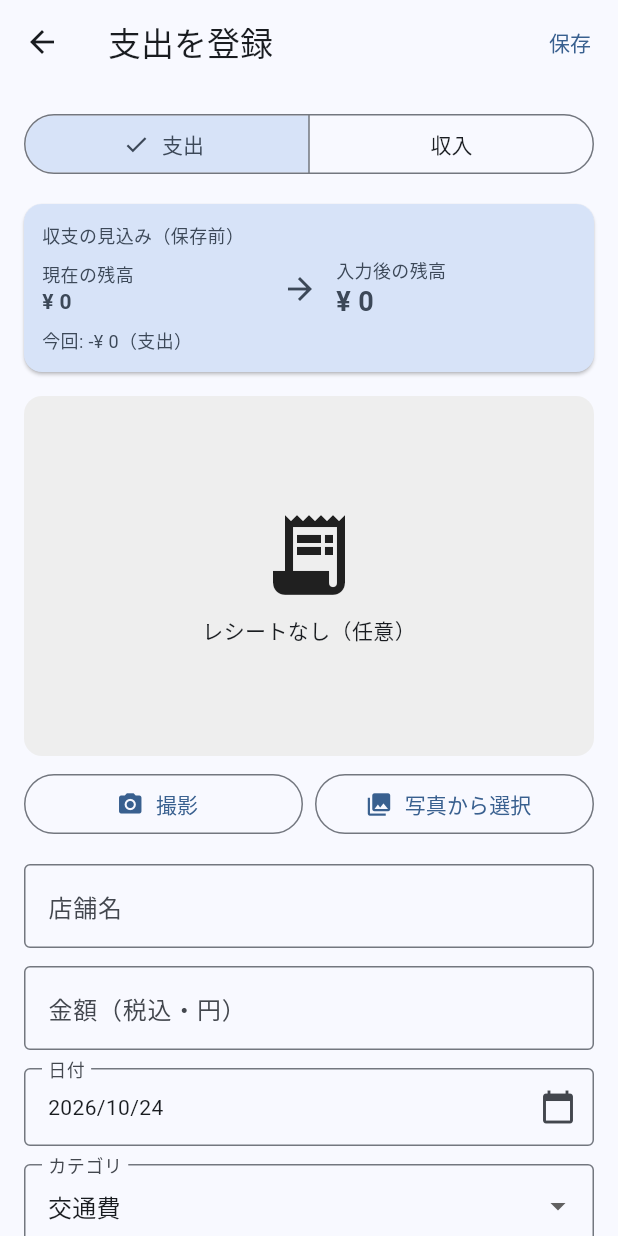
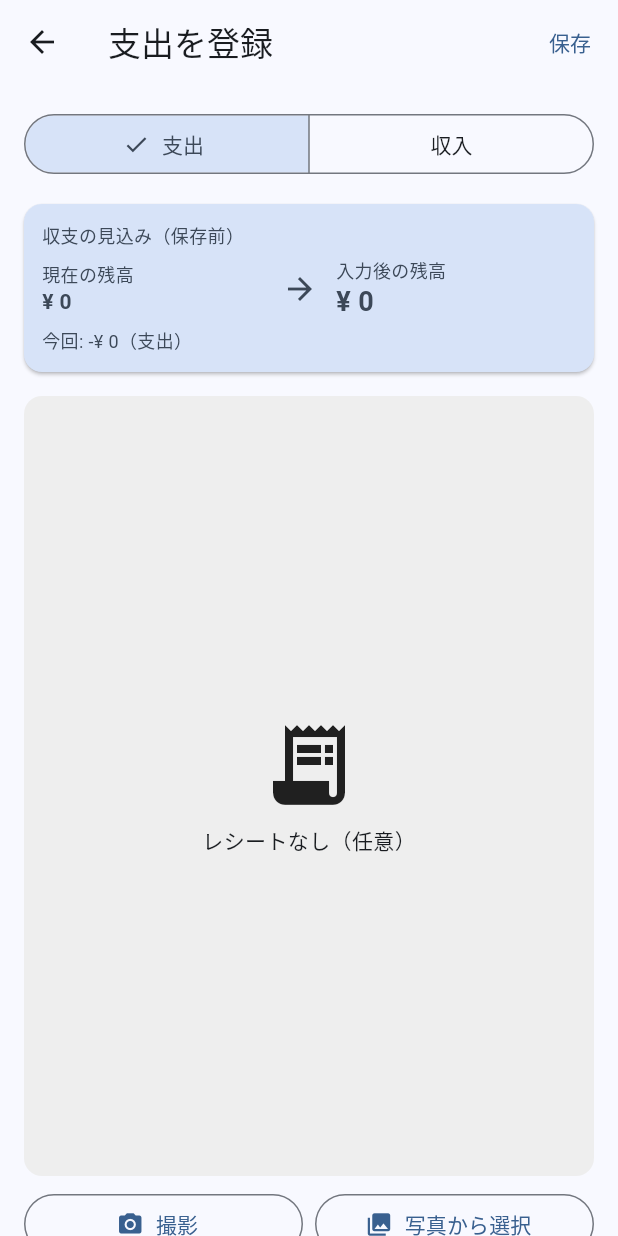
Before and after one commit to ichise38-svg/receipt-report, a Flutter app: the ReceiptFormScreen screen opened directly, after a tap on "撮影", on a phone screen of 412 x 824 dp. Run offline on Flutter 3.47's test engine with Material 3 defaults, Android fonts, the phone set to English and light mode, and no system bars; our stand-ins replace file_picker, image_picker, pdf, printing, share_plus, shared_preferences; missing offline and left inert: excel; accounts and stored records are empty; network calls fail.

Commit message:
横長の領収書に対応: 撮影は幅2400px、同期は横長も幅2400pxまで保持、入力画面のプレビューは縦横比に合わせて表示

```diff
--- a/lib/screens/receipt_form_screen.dart
+++ b/lib/screens/receipt_form_screen.dart
@@ -99,10 +99,11 @@ class _ReceiptFormScreenState extends State<ReceiptFormScreen> {
 
   Future<void> _pickImage(ImageSource source) async {
     try {
-      // 長いレシートも切れないよう、高さの上限も広めに取る（縦横比は保つ）
+      // 縦長（長いレシート）・横長（領収書）のどちらも文字が読める大きさを残す。
+      // 縦横比は保たれる（上限は長辺の大きさとして働く）
       final picked = await ImagePicker().pickImage(
         source: source,
-        maxWidth: 1600,
+        maxWidth: 2400,
         maxHeight: 6000,
         imageQuality: 90,
       );
@@ -449,7 +450,7 @@ class _ReceiptFormScreenState extends State<ReceiptFormScreen> {
         ClipRRect(
           borderRadius: BorderRadius.circular(12),
           child: Container(
-            height: 240,
+            constraints: const BoxConstraints(minHeight: 240, maxHeight: 520),
             width: double.infinity,
             color: Colors.grey.shade200,
             child: hasImage
```
Also changed, not shown: lib/services/cloud_sync_service.dart (+6 -3 lines), 1 other file.
